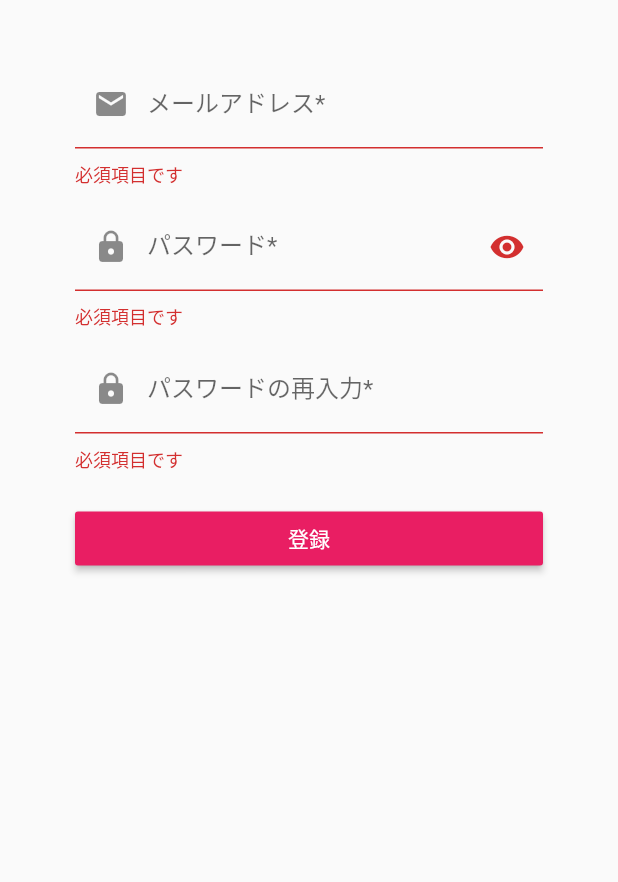
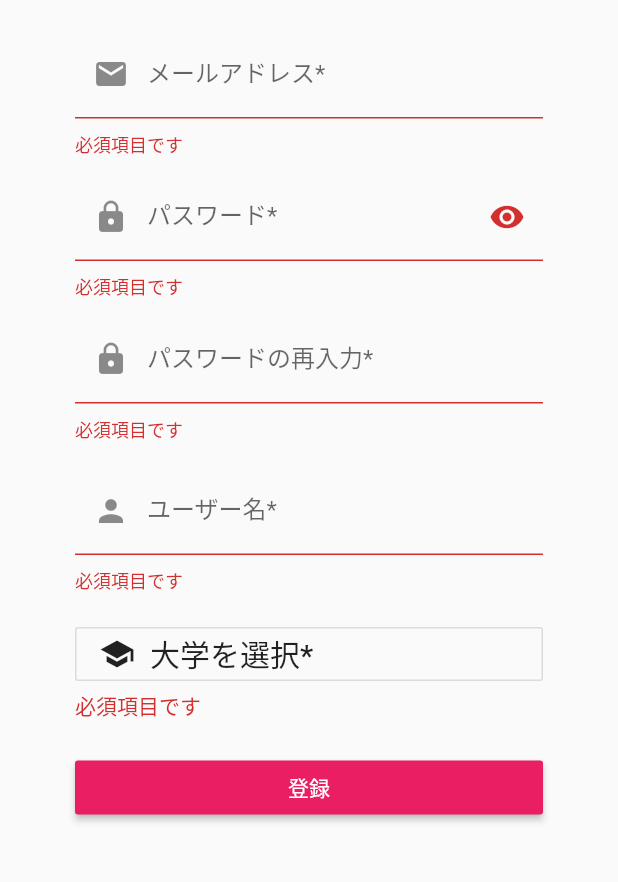
Before and after one commit to Juris710/Hackathon2020Summer, a Flutter app: the SignUp screen opened directly, after a tap on "登録", on a phone screen of 412 x 824 dp, the part 84-966 px from its top. Run offline on Flutter 3.47's test engine with Material 2 defaults, Android fonts, the phone set to English and light mode, and no system bars; our stand-ins replace cloud_firestore, firebase_auth, firebase_core, flutter_spinkit; accounts and stored records are empty.

Commit message:
ユーザー登録機能実装

```diff
--- a/lib/screens/authenticate/sign_up/sign_up.dart
+++ b/lib/screens/authenticate/sign_up/sign_up.dart
@@ -1,5 +1,7 @@
 import 'package:firebase_auth/firebase_auth.dart';
 import 'package:flutter/material.dart';
+import 'package:hackathon_2020_summer/screens/authenticate/sign_up/university_searcher/university_searcher.dart';
+import 'package:hackathon_2020_summer/services/database.dart';
 import 'package:hackathon_2020_summer/shared/widgets/loading.dart';
 
 class SignUp extends StatefulWidget {
@@ -12,15 +14,20 @@ class _SignUpState extends State<SignUp> {
   bool loading = false;
   bool _obscureText = true;
 
-  //text field state
-  String email;
-  String password;
-  String passwordConfirm;
+  //state
+  String email = '';
+  String password = '';
+  String passwordConfirm = '';
+  String userName = '';
+  String universityId = '';
+  String universityName = '';
 
+  //error state
   String error;
   String errorEmail;
   String errorPassword;
   String errorPasswordConfirm;
+  String errorUniversity;
 
   void handleAuthError(Object e) {
     String newErrorEmail;
@@ -80,9 +87,6 @@ class _SignUpState extends State<SignUp> {
                 child: Column(
                   crossAxisAlignment: CrossAxisAlignment.stretch,
                   children: [
-                    SizedBox(
-                      height: 20.0,
-                    ),
                     TextFormField(
                       decoration: InputDecoration(
                         labelText: 'メールアドレス*',
@@ -152,12 +156,73 @@ class _SignUpState extends State<SignUp> {
                       },
                     ),
                     SizedBox(
+                      height: 16.0,
+                    ),
+                    TextFormField(
+                      decoration: InputDecoration(
+                        labelText: 'ユーザー名*',
+                        prefixIcon: Icon(Icons.person),
+                      ),
+                      validator: (val) => val.isEmpty ? '必須項目です' : null,
+                      onChanged: (val) {
+                        setState(() {
+                          userName = val;
+                        });
+                      },
+                    ),
+                    SizedBox(
+                      height: 16.0,
+                    ),
+                    OutlineButton(
+                      onPressed: () async {
+                        final result = await Navigator.of(context).push(
+                          MaterialPageRoute(
+                            builder: (context) => UniversitySearcher(),
+                          ),
+                        );
+                        if (result == null) {
+                          return;
+                        }
+                        setState(() {
+                          universityId = result['id'];
+                          universityName = result['university'].name;
+                          errorUniversity = null;
+                        });
+                      },
+                      child: Row(
+                        children: [
+                          Icon(Icons.school),
+                          SizedBox(
+                            width: 10.0,
+                          ),
+                          Text(
+                            universityName.isEmpty ? '大学を選択*' : universityName,
+                            style: Theme.of(context).textTheme.headline6,
+                          ),
+                        ],
+                      ),
+                    ),
+                    Text(
+                      errorUniversity ?? '',
+                      style: TextStyle(color: Theme.of(context).errorColor),
+                    ),
+                    SizedBox(
                       height: 20.0,
                     ),
                     RaisedButton(
                       onPressed: () async {
                         FocusScope.of(context).unfocus();
+                        bool isValid = true;
                         if (!_formKey.currentState.validate()) {
+                          isValid = false;
+                        }
+                        if (universityId.isEmpty) {
+                          isValid = false;
+                          setState(() {
+                            errorUniversity = '必須項目です';
+                          });
+                        }
+                        if (!isValid) {
                           return;
                         }
                         setState(() {
@@ -168,7 +233,14 @@ class _SignUpState extends State<SignUp> {
                               email: email,
                               password: password,
                             )
-                            .catchError(handleAuthError);
+                            .catchError(handleAuthError)
+                            .then(
+                              (value) => DatabaseService.createNewUser(
+                                value.user.uid,
+                                userName,
+                                universityId,
+                              ),
+                            );
                       },
                       child: Text(
                         '登録',
@@ -181,7 +253,7 @@ class _SignUpState extends State<SignUp> {
                     Text(
                       error ?? '',
                       style: TextStyle(color: Theme.of(context).errorColor),
-                    )
+                    ),
                   ],
                 ),
               ),
```
Also changed, not shown: lib/screens/authenticate/sign_up/university_searcher/university_searcher.dart (added, +103 -0 lines), lib/services/database.dart (+12 -0 lines).
